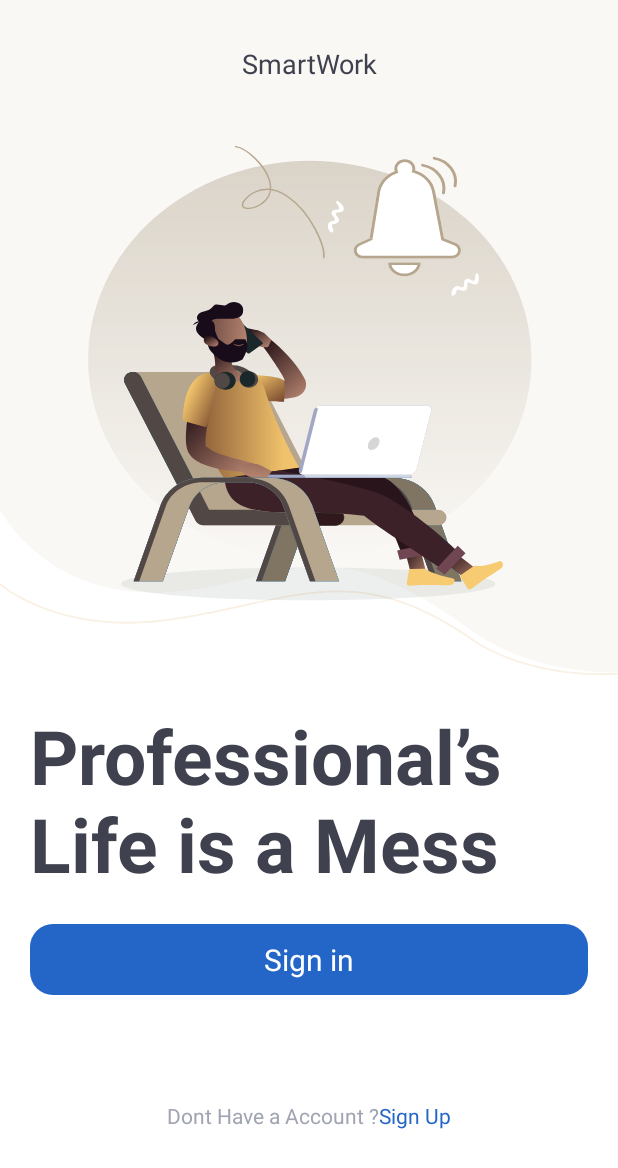
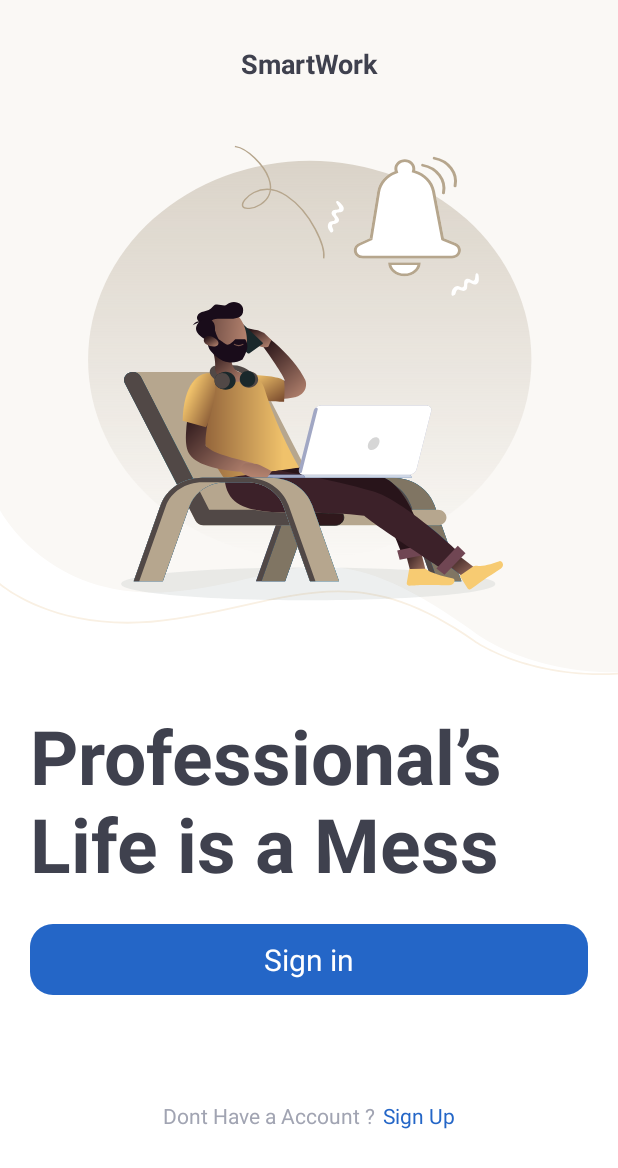
Before and after one commit to billymaulana/android-smartwork-management, an Android app: the screen it shows after launch (MainActivity), on a phone screen of 412 x 824 dp. Shown: the top 1168 px of the screen. Run offline under Robolectric (Android 15) with nearby library versions, the phone set to English and light mode, and no system bars; our stand-ins replace ButterKnife; libraries missing offline, so code that uses them is left out: net.time4j.android; 1 statement that could not run was skipped.

Commit message:
enhance typography main

```diff
--- a/app/src/main/res/layout/activity_main.xml
+++ b/app/src/main/res/layout/activity_main.xml
@@ -18,6 +18,7 @@
             android:layout_width="match_parent"
             android:layout_height="wrap_content"
             android:text="SmartWork"
+            android:textStyle="bold"
             android:textColor="#3F414E"
             android:textSize="18dp">
         </TextView>
@@ -66,6 +67,7 @@
         <TextView
             android:id="@+id/btnSignUp"
             android:layout_marginTop="10dp"
+            android:layout_marginLeft="5dp"
             android:paddingBottom="20dp"
             android:layout_width="wrap_content"
             android:layout_height="wrap_content"
```
